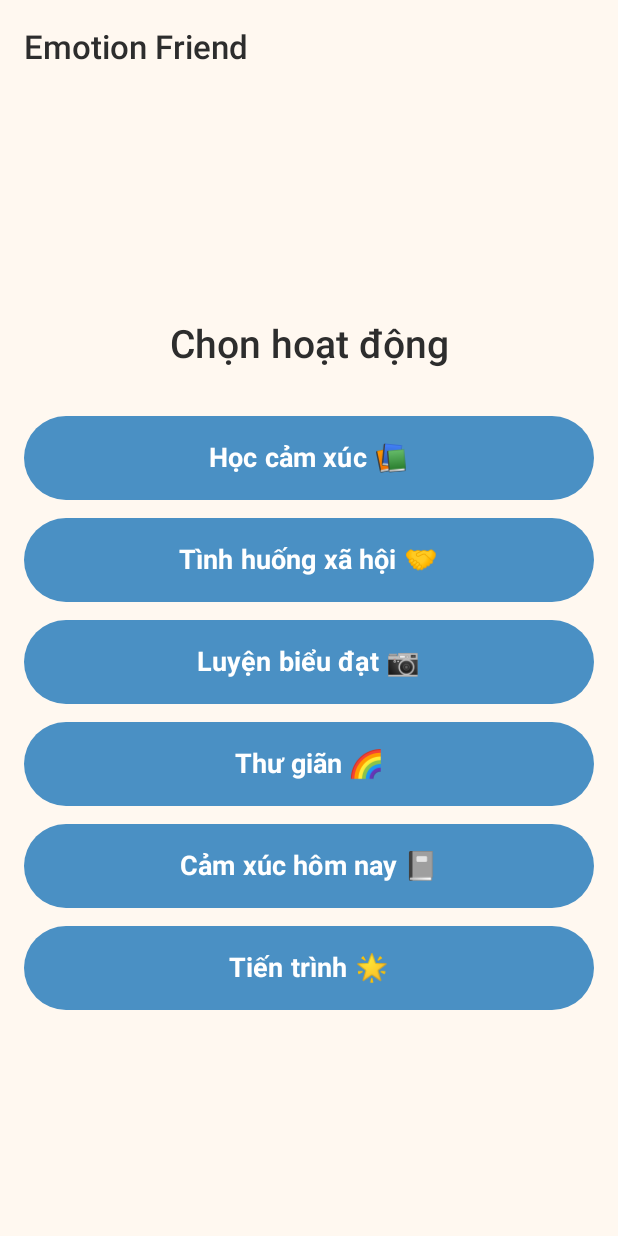
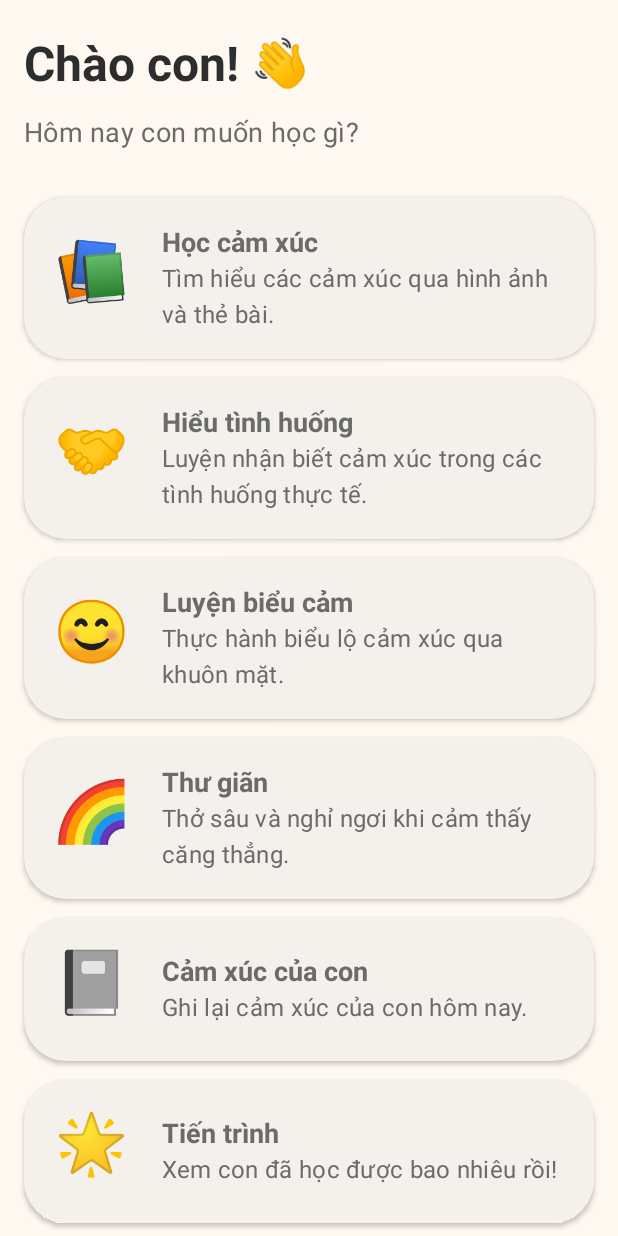
Before and after one commit to tranduytoan/emotion-friend, an Android app built with Jetpack Compose: the screen it shows after launch (MainActivity), on a phone screen of 412 x 824 dp. Run offline under Robolectric (Android 15) with nearby library versions, the light colour scheme and no system bars; our stand-ins replace Dagger/Hilt's generated code.

Commit message:
feat(android): implement home screen

```diff
--- a/android-app/app/src/main/java/com/emotionfriend/feature/home/HomeScreen.kt
+++ b/android-app/app/src/main/java/com/emotionfriend/feature/home/HomeScreen.kt
@@ -1,19 +1,45 @@
 package com.emotionfriend.feature.home
 
+import androidx.compose.foundation.clickable
 import androidx.compose.foundation.layout.Arrangement
 import androidx.compose.foundation.layout.Column
+import androidx.compose.foundation.layout.Row
 import androidx.compose.foundation.layout.Spacer
-import androidx.compose.foundation.layout.fillMaxSize
+import androidx.compose.foundation.layout.fillMaxWidth
 import androidx.compose.foundation.layout.height
 import androidx.compose.foundation.layout.padding
+import androidx.compose.foundation.layout.size
+import androidx.compose.foundation.layout.width
+import androidx.compose.foundation.rememberScrollState
+import androidx.compose.foundation.verticalScroll
 import androidx.compose.material3.MaterialTheme
 import androidx.compose.material3.Text
 import androidx.compose.runtime.Composable
 import androidx.compose.ui.Alignment
 import androidx.compose.ui.Modifier
+import androidx.compose.ui.semantics.Role
+import androidx.compose.ui.text.font.FontWeight
+import androidx.compose.ui.tooling.preview.Preview
 import androidx.compose.ui.unit.dp
-import com.emotionfriend.core.designsystem.components.EmotionPrimaryButton
+import androidx.compose.ui.unit.sp
+import com.emotionfriend.core.designsystem.components.EmotionCard
 import com.emotionfriend.core.designsystem.components.EmotionScreenScaffold
+import com.emotionfriend.core.designsystem.theme.EmotionFriendTheme
+
+// ---------------------------------------------------------------------------
+// Data model (private, UI-only)
+// ---------------------------------------------------------------------------
+
+private data class HomeFeature(
+    val emoji: String,
+    val title: String,
+    val description: String,
+    val onClick: () -> Unit
+)
+
+// ---------------------------------------------------------------------------
+// Screen
+// ---------------------------------------------------------------------------
 
 @Composable
 fun HomeScreen(
@@ -25,30 +51,137 @@ fun HomeScreen(
     onNavigateToProgress: () -> Unit,
     modifier: Modifier = Modifier
 ) {
-    EmotionScreenScaffold(title = "Emotion Friend") {
+    val features = listOf(
+        HomeFeature(
+            emoji       = "📚",
+            title       = "Học cảm xúc",
+            description = "Tìm hiểu các cảm xúc qua hình ảnh và thẻ bài.",
+            onClick     = onNavigateToLearn
+        ),
+        HomeFeature(
+            emoji       = "🤝",
+            title       = "Hiểu tình huống",
+            description = "Luyện nhận biết cảm xúc trong các tình huống thực tế.",
+            onClick     = onNavigateToSituation
+        ),
+        HomeFeature(
+            emoji       = "😊",
+            title       = "Luyện biểu cảm",
+            description = "Thực hành biểu lộ cảm xúc qua khuôn mặt.",
+            onClick     = onNavigateToExpress
+        ),
+        HomeFeature(
+            emoji       = "🌈",
+            title       = "Thư giãn",
+            description = "Thở sâu và nghỉ ngơi khi cảm thấy căng thẳng.",
+            onClick     = onNavigateToRelax
+        ),
+        HomeFeature(
+            emoji       = "📓",
+            title       = "Cảm xúc của con",
+            description = "Ghi lại cảm xúc của con hôm nay.",
+            onClick     = onNavigateToJournal
+        ),
+        HomeFeature(
+            emoji       = "🌟",
+            title       = "Tiến trình",
+            description = "Xem con đã học được bao nhiêu rồi!",
+            onClick     = onNavigateToProgress
+        )
+    )
+
+    EmotionScreenScaffold {
         Column(
-            modifier            = modifier
-                .fillMaxSize()
+            modifier = modifier
+                .verticalScroll(rememberScrollState())
                 .padding(vertical = 24.dp),
-            verticalArrangement = Arrangement.Center,
-            horizontalAlignment = Alignment.CenterHorizontally
+            verticalArrangement = Arrangement.spacedBy(12.dp)
         ) {
+            // Greeting header
             Text(
-                text  = "Chọn hoạt động",
-                style = MaterialTheme.typography.headlineMedium
+                text     = "Chào con! 👋",
+                style    = MaterialTheme.typography.headlineLarge,
+                modifier = Modifier.padding(bottom = 4.dp)
             )
-            Spacer(modifier = Modifier.height(32.dp))
-            EmotionPrimaryButton(text = "Học cảm xúc 📚",      onClick = onNavigateToLearn)
-            Spacer(modifier = Modifier.height(12.dp))
-            EmotionPrimaryButton(text = "Tình huống xã hội 🤝", onClick = onNavigateToSituation)
-            Spacer(modifier = Modifier.height(12.dp))
-            EmotionPrimaryButton(text = "Luyện biểu đạt 📷",   onClick = onNavigateToExpress)
-            Spacer(modifier = Modifier.height(12.dp))
-            EmotionPrimaryButton(text = "Thư giãn 🌈",          onClick = onNavigateToRelax)
-            Spacer(modifier = Modifier.height(12.dp))
-            EmotionPrimaryButton(text = "Cảm xúc hôm nay 📓",  onClick = onNavigateToJournal)
-            Spacer(modifier = Modifier.height(12.dp))
-            EmotionPrimaryButton(text = "Tiến trình 🌟",        onClick = onNavigateToProgress)
+            Text(
+                text  = "Hôm nay con muốn học gì?",
+                style = MaterialTheme.typography.bodyLarge.copy(
+                    color = MaterialTheme.colorScheme.onSurfaceVariant
+                )
+            )
+
+            Spacer(modifier = Modifier.height(8.dp))
+
+            // Feature cards
+            features.forEach { feature ->
+                FeatureCard(feature = feature)
+            }
+
+            Spacer(modifier = Modifier.height(8.dp))
         }
     }
 }
+
+// ---------------------------------------------------------------------------
+// Feature card
+// ---------------------------------------------------------------------------
+
+@Composable
+private fun FeatureCard(
+    feature: HomeFeature,
+    modifier: Modifier = Modifier
+) {
+    EmotionCard(
+        modifier = modifier.clickable(
+            role    = Role.Button,
+            onClickLabel = feature.title,
+            onClick = feature.onClick
+        )
+    ) {
+        Row(
+            verticalAlignment = Alignment.CenterVertically,
+            modifier          = Modifier.fillMaxWidth()
+        ) {
+            Text(
+                text     = feature.emoji,
+                fontSize = 40.sp,
+                modifier = Modifier.size(56.dp),
+            )
+            Spacer(modifier = Modifier.width(16.dp))
+            Column {
+                Text(
+                    text  = feature.title,
+                    style = MaterialTheme.typography.titleMedium.copy(
+                        fontWeight = FontWeight.Bold
+                    )
+                )
+                Spacer(modifier = Modifier.height(4.dp))
+                Text(
+                    text  = feature.description,
+                    style = MaterialTheme.typography.bodyMedium.copy(
+                        color = MaterialTheme.colorScheme.onSurfaceVariant
+                    )
+                )
+            }
+        }
+    }
+}
+
+// ---------------------------------------------------------------------------
+// Preview
+// ---------------------------------------------------------------------------
+
+@Preview(showBackground = true, showSystemUi = true)
+@Composable
+private fun HomeScreenPreview() {
+    EmotionFriendTheme {
+        HomeScreen(
+            onNavigateToLearn     = {},
+            onNavigateToSituation = {},
+            onNavigateToExpress   = {},
+            onNavigateToRelax     = {},
+            onNavigateToJournal   = {},
+            onNavigateToProgress  = {}
+        )
+    }
+}
```
